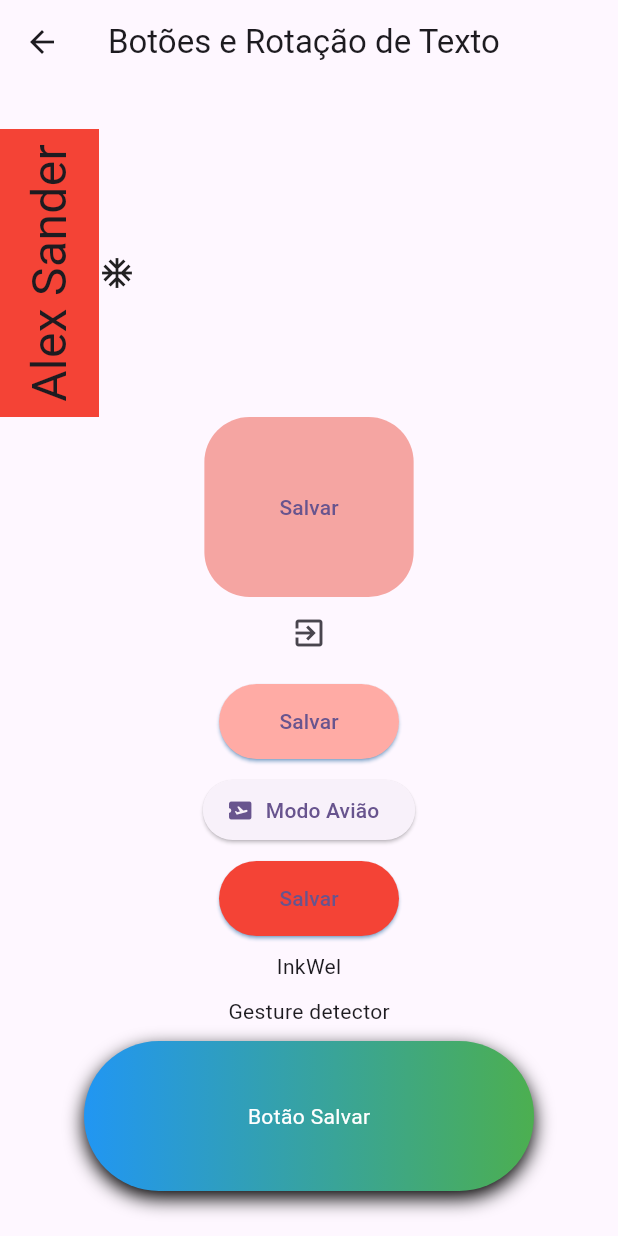
After one commit to asdmg/academia-do-flutter, a Flutter app: the BotoesRotacaoTextoPage screen opened by its route, on a phone screen of 412 x 824 dp. The commit adds this screen. Run offline on Flutter 3.47's test engine with Material 3 defaults, Android fonts, the phone set to English and light mode, and no system bars; our stand-ins replace device_preview.

Commit message:
botões e rotações de texto

```diff
--- a/flutter_primeiro_projeto/lib/main.dart
+++ b/flutter_primeiro_projeto/lib/main.dart
@@ -1,10 +1,12 @@
 import 'package:device_preview/device_preview.dart';
 import 'package:flutter/foundation.dart';
 import 'package:flutter/material.dart';
+import 'package:flutter_primeiro_projeto/pages/botoes_rotacao_texto/botoes_rotacao_texto_page.dart';
 import 'package:flutter_primeiro_projeto/pages/media_query/media_query_page.dart';
 
 import 'pages/container/container_page.dart';
 import 'pages/home/home_page.dart';
+import 'pages/layout_builder/layout_builder_page.dart';
 import 'pages/rows_columns/rows_columns_page.dart';
 
 void main() {
@@ -30,6 +32,8 @@ class MyApp extends StatelessWidget {
         '/container': (_) => ContainerPage(),
         '/rows-columns': (_) => RowsColumnsPage(),
         '/media-query': (_) => MediaQueryPage(),
+        '/layout-builder': (_) => LayoutBuilderPage(),
+        '/botoes-rotacao-texto': (_) => BotoesRotacaoTextoPage(),
       },
     );
   }
--- /dev/null
+++ b/flutter_primeiro_projeto/lib/pages/botoes_rotacao_texto/botoes_rotacao_texto_page.dart
@@ -0,0 +1,115 @@
+import 'package:flutter/material.dart';
+
+class BotoesRotacaoTextoPage extends StatelessWidget {
+  const BotoesRotacaoTextoPage({super.key});
+
+  @override
+  Widget build(BuildContext context) {
+    return Scaffold(
+      appBar: AppBar(title: const Text('Botões e Rotação de Texto')),
+      body: Center(
+        child: Column(
+          mainAxisAlignment: MainAxisAlignment.center,
+          children: [
+            Row(
+              children: [
+                RotatedBox(
+                  quarterTurns: -1,
+                  child: Container(
+                    padding: EdgeInsets.all(10),
+                    color: Colors.red,
+                    child: Text('Alex Sander', style: TextStyle(fontSize: 32)),
+                  ),
+                ),
+                Icon(Icons.ac_unit),
+              ],
+            ),
+            TextButton(
+              onPressed: () {},
+              style: TextButton.styleFrom(
+                backgroundColor: const Color.fromARGB(255, 245, 165, 162),
+                padding: EdgeInsets.all(50),
+                shape: RoundedRectangleBorder(
+                  borderRadius: BorderRadius.all(Radius.circular(30)),
+                ),
+              ),
+              child: Text('Salvar'),
+            ),
+            IconButton(onPressed: () {}, icon: Icon(Icons.exit_to_app)),
+            const SizedBox(height: 10),
+            ElevatedButton(
+              onPressed: () {},
+              style: ElevatedButton.styleFrom(
+                backgroundColor: const Color.fromARGB(255, 255, 171, 165),
+                shadowColor: Colors.blue,
+                minimumSize: Size(120, 50),
+                shape: RoundedRectangleBorder(
+                  borderRadius: BorderRadius.all(Radius.circular(30)),
+                ),
+              ),
+              child: Text('Salvar'),
+            ),
+            const SizedBox(height: 10),
+            ElevatedButton.icon(
+              onPressed: () {},
+              icon: Icon(Icons.airplane_ticket),
+              label: Text('Modo Avião'),
+            ),
+            const SizedBox(height: 10),
+            ElevatedButton(
+              onPressed: () {},
+              style: ButtonStyle(
+                shadowColor: WidgetStateProperty.all(Colors.blue),
+                minimumSize: WidgetStateProperty.resolveWith((states) {
+                  if (states.contains(WidgetState.pressed)) {
+                    return Size(150, 150);
+                  } else if (states.contains(WidgetState.hovered)) {
+                    return Size(180, 180);
+                  }
+                  return Size(120, 50);
+                }),
+                backgroundColor: WidgetStateProperty.resolveWith((states) {
+                  if (states.contains(WidgetState.pressed)) {
+                    return Colors.black;
+                  } else if (states.contains(WidgetState.hovered)) {
+                    return Colors.amber;
+                  }
+                  return Colors.red;
+                }),
+              ),
+              child: Text('Salvar'),
+            ),
+            const SizedBox(height: 10),
+            InkWell(child: Text('InkWel'), onTap: () {}),
+            const SizedBox(height: 10),
+            GestureDetector(
+              child: Text('Gesture detector'),
+              onTap: () => print('Gesture Clicado'),
+              onVerticalDragStart: (_) => print('Start'),
+            ),
+            const SizedBox(height: 10),
+            Container(
+              width: 300,
+              height: 100,
+              decoration: BoxDecoration(
+                gradient: LinearGradient(colors: [Colors.blue, Colors.green]),
+                borderRadius: BorderRadius.circular(50),
+                boxShadow: [BoxShadow(blurRadius: 10, offset: Offset(0, 5))],
+              ),
+              child: InkWell(
+                onTap: () {},
+                borderRadius: BorderRadius.circular(50),
+                child: Center(
+                  child: Text(
+                    'Botão Salvar',
+                    style: TextStyle(color: Colors.white),
+                  ),
+                ),
+              ),
+            ),
+          ],
+        ),
+      ),
+    );
+  }
+}
```
Also changed, not shown: flutter_primeiro_projeto/lib/pages/home/home_page.dart (+18 -1 lines), flutter_primeiro_projeto/lib/pages/layout_builder/layout_builder_page.dart (added, +36 -0 lines), flutter_primeiro_projeto/lib/pages/rows_column/rows_column_page.dart (deleted, +0 -102 lines), 5 other files.
